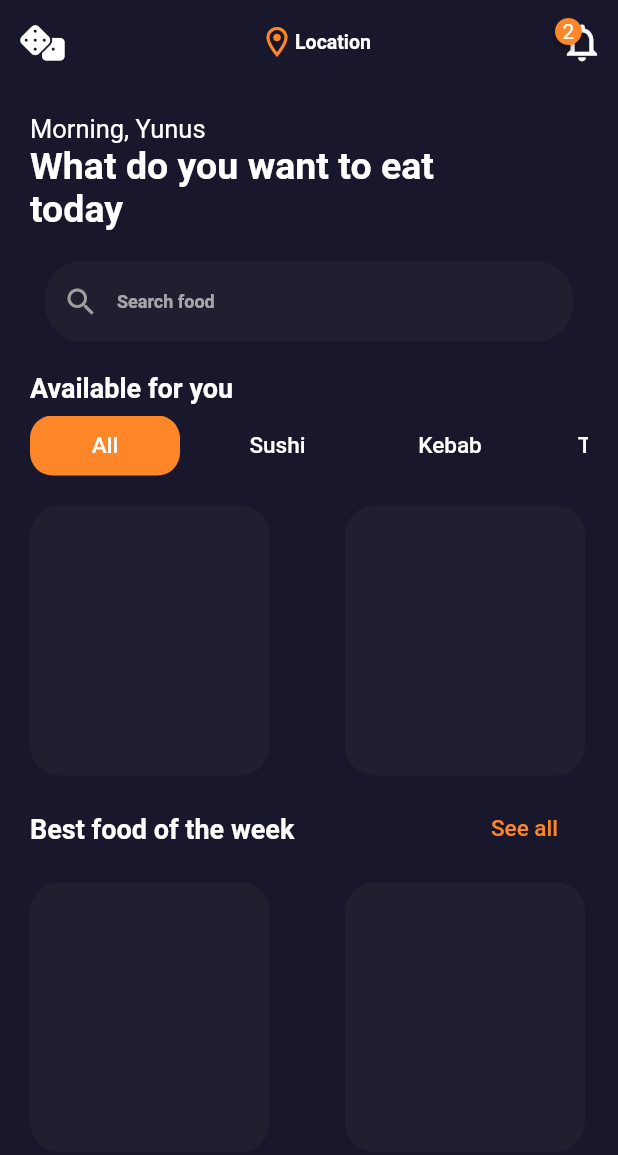
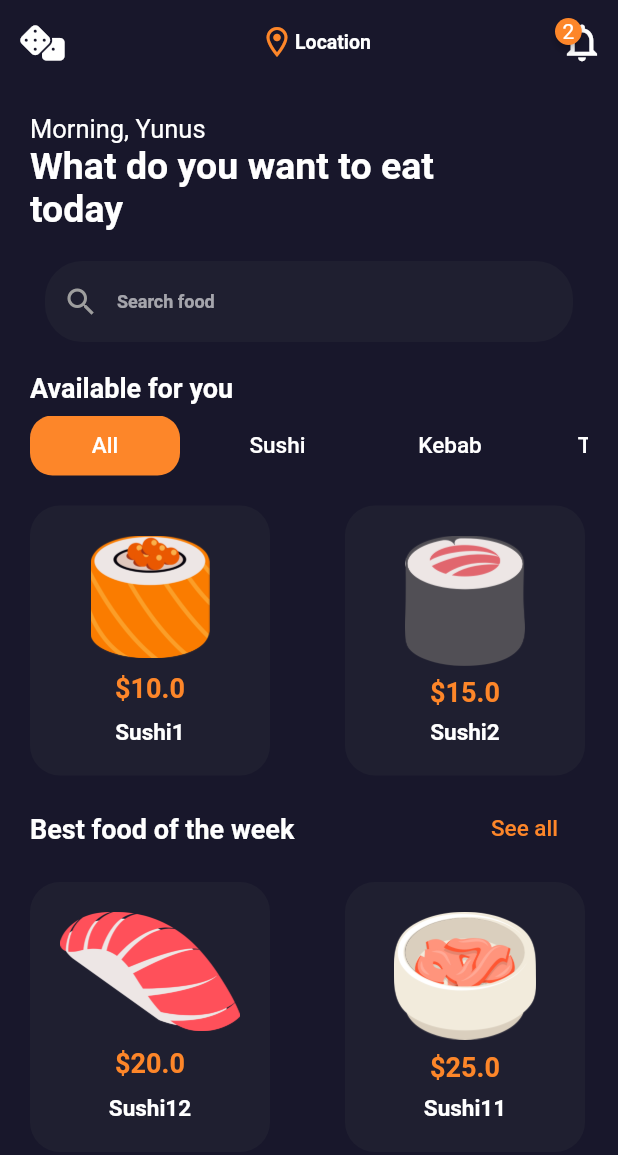
Before and after one commit to Nebyla/Flutter_Project, a Flutter app: the screen it shows after launch, on a phone screen of 412 x 824 dp. Shown: the top 1155 px of the screen. Run offline on Flutter 3.47's test engine with Material 2 defaults, Android fonts, the phone set to English and light mode, and no system bars; drawn by our look-alikes of badges; our stand-ins replace font_awesome_flutter.

Commit message:
Вёрстка карточки еды

```diff
--- a/lib/ui/screens/food_list_screen.dart
+++ b/lib/ui/screens/food_list_screen.dart
@@ -64,7 +64,8 @@ class FoodListState extends State<FoodList> {
                   ],
                 ),
               ),
-               FoodListView(foods: AppData.foodItems),
+               FoodListView(foods: AppData.foodItems,isReversed: true),
+
             ],
           ),
         ),
--- a/lib/ui/widgets/food_list_view.dart
+++ b/lib/ui/widgets/food_list_view.dart
@@ -1,5 +1,6 @@
 import 'package:flutter/material.dart';
 import 'package:FlutterProject/ui_kit/app_color.dart';
+import 'package:FlutterProject/ui_kit/app_text_style.dart';
 import '../../data/models/food.dart';
 
 class FoodListView extends StatelessWidget {
@@ -21,13 +22,35 @@ this.isReversed = false
           scrollDirection: Axis.horizontal,
           padding: const EdgeInsets.only(top: 20),
           itemBuilder: (_, index) {
-            return Container(
+            Food food = isReversed ? foods.reversed.toList()[index] : foods[index];
+            return GestureDetector(
+                onTap: (){
+                  print('Клик на карточку');
+                },
+            child: Container(
               width: 160,
               decoration: BoxDecoration(
                 color: isDark ? DarkThemeColor.primaryLight : Colors.white,
                 borderRadius: const BorderRadius.all(Radius.circular(20)),
               ),
-            );
+              child: Padding(
+        padding: const EdgeInsets.all(20),
+        child: Column(
+          mainAxisAlignment: MainAxisAlignment.spaceBetween,
+          children: [
+            Image.asset(food.image, scale: 6),
+            Text(
+              "\$${food.price}",
+              style: AppTextStyle.h3Style.copyWith(color: LightThemeColor.accent),
+            ),
+            Text(
+              food.name,
+              style: Theme.of(context).textTheme.headlineMedium?.copyWith(fontWeight: FontWeight.bold),
+            ),
+          ],
+        ),
+        )
+        ),);
           },
           separatorBuilder: (_, __) {
             return Container(
```
